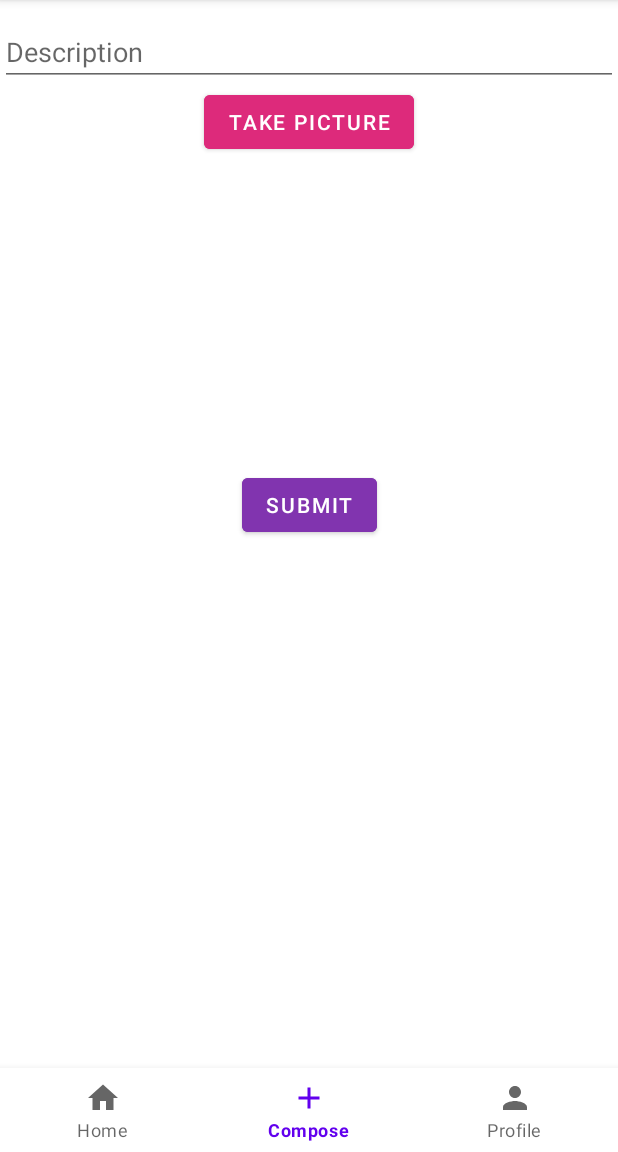
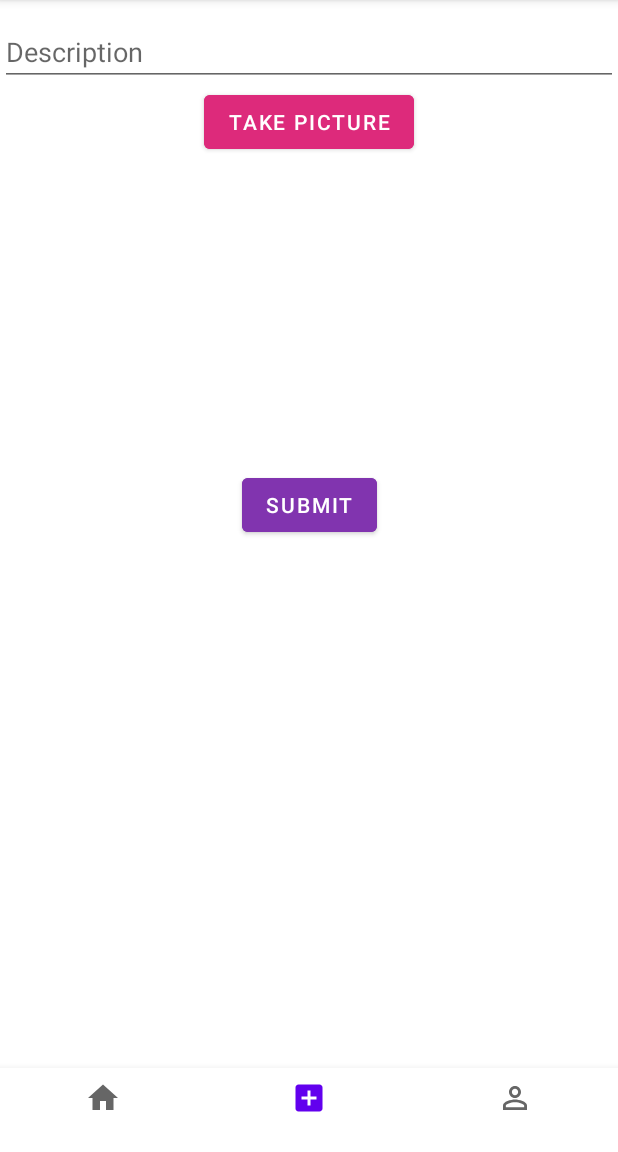
Before and after one commit to curet/Parstagram, an Android app: the MainActivity screen opened directly, with no data from a screen before it, item 2 of the bottom bar chosen, on a phone screen of 412 x 824 dp, the part 84-1236 px from its top. Run offline under Robolectric (Android 15) with nearby library versions, the phone set to English and light mode, and no system bars; libraries missing offline, so code that uses them is left out: com.parse; pictures from the network do not load; 4 statements that could not run were skipped.

```diff
--- /dev/null
+++ b/app/src/main/res/drawable/ic_baseline_add_box_24.xml
@@ -0,0 +1,10 @@
+<vector xmlns:android="http://schemas.android.com/apk/res/android"
+    android:width="24dp"
+    android:height="24dp"
+    android:viewportWidth="24"
+    android:viewportHeight="24"
+    android:tint="?attr/colorControlNormal">
+  <path
+      android:fillColor="@android:color/white"
+      android:pathData="M19,3L5,3c-1.11,0 -2,0.9 -2,2v14c0,1.1 0.89,2 2,2h14c1.1,0 2,-0.9 2,-2L21,5c0,-1.1 -0.9,-2 -2,-2zM17,13h-4v4h-2v-4L7,13v-2h4L11,7h2v4h4v2z"/>
+</vector>
--- /dev/null
+++ b/app/src/main/res/drawable/ic_baseline_person_outline_24.xml
@@ -0,0 +1,10 @@
+<vector xmlns:android="http://schemas.android.com/apk/res/android"
+    android:width="24dp"
+    android:height="24dp"
+    android:viewportWidth="24"
+    android:viewportHeight="24"
+    android:tint="?attr/colorControlNormal">
+  <path
+      android:fillColor="@android:color/white"
+      android:pathData="M12,5.9c1.16,0 2.1,0.94 2.1,2.1s-0.94,2.1 -2.1,2.1S9.9,9.16 9.9,8s0.94,-2.1 2.1,-2.1m0,9c2.97,0 6.1,1.46 6.1,2.1v1.1L5.9,18.1L5.9,17c0,-0.64 3.13,-2.1 6.1,-2.1M12,4C9.79,4 8,5.79 8,8s1.79,4 4,4 4,-1.79 4,-4 -1.79,-4 -4,-4zM12,13c-2.67,0 -8,1.34 -8,4v3h16v-3c0,-2.66 -5.33,-4 -8,-4z"/>
+</vector>
--- a/app/src/main/res/menu/menu_bottom_navigation.xml
+++ b/app/src/main/res/menu/menu_bottom_navigation.xml
@@ -1,19 +1,21 @@
 <?xml version="1.0" encoding="utf-8"?>
 <menu xmlns:app="http://schemas.android.com/apk/res-auto"
     xmlns:android="http://schemas.android.com/apk/res/android">
+
     <item
         android:id="@+id/action_home"
         android:icon="@drawable/ic_baseline_home_24"
-        android:title="Home"
-        app:showAsAction="always" />
+        android:title=""
+        app:showAsAction="always"
+        />
     <item
         android:id="@+id/action_compose"
-        android:icon="@drawable/ic_baseline_add_24"
-        android:title="Compose"
+        android:icon="@drawable/ic_baseline_add_box_24"
+        android:title=""
         app:showAsAction="always" />
     <item
         android:id="@+id/action_profile"
-        android:icon="@drawable/ic_baseline_person_24"
-        android:title="Profile"
+        android:icon="@drawable/ic_baseline_person_outline_24"
+        android:title=""
         app:showAsAction="always" />
 </menu>
```
Also changed, not shown: app/src/main/AndroidManifest.xml (line endings or trailing spaces).
